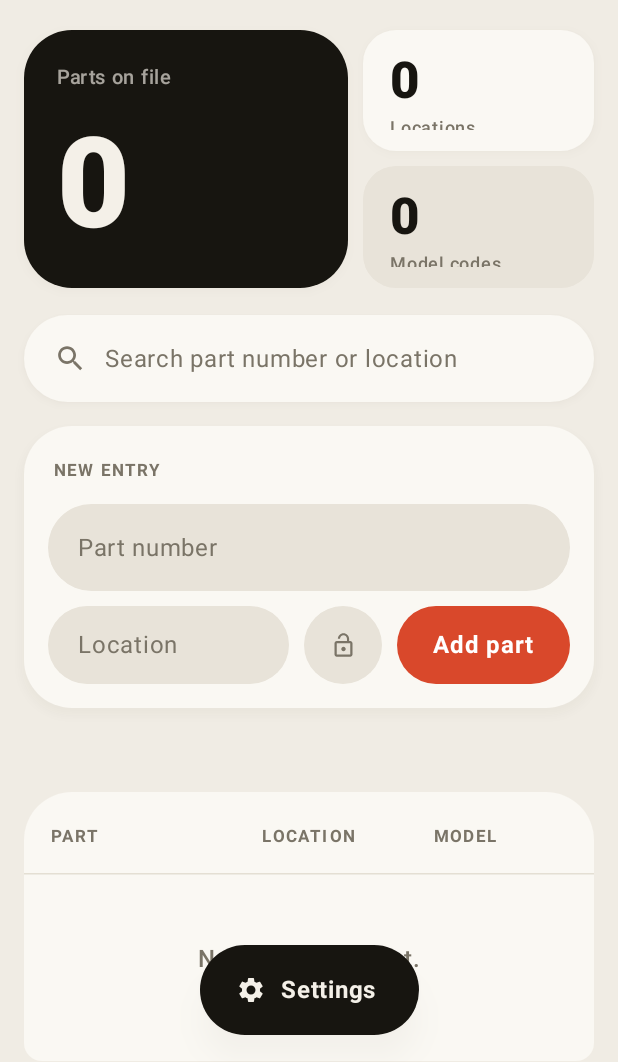
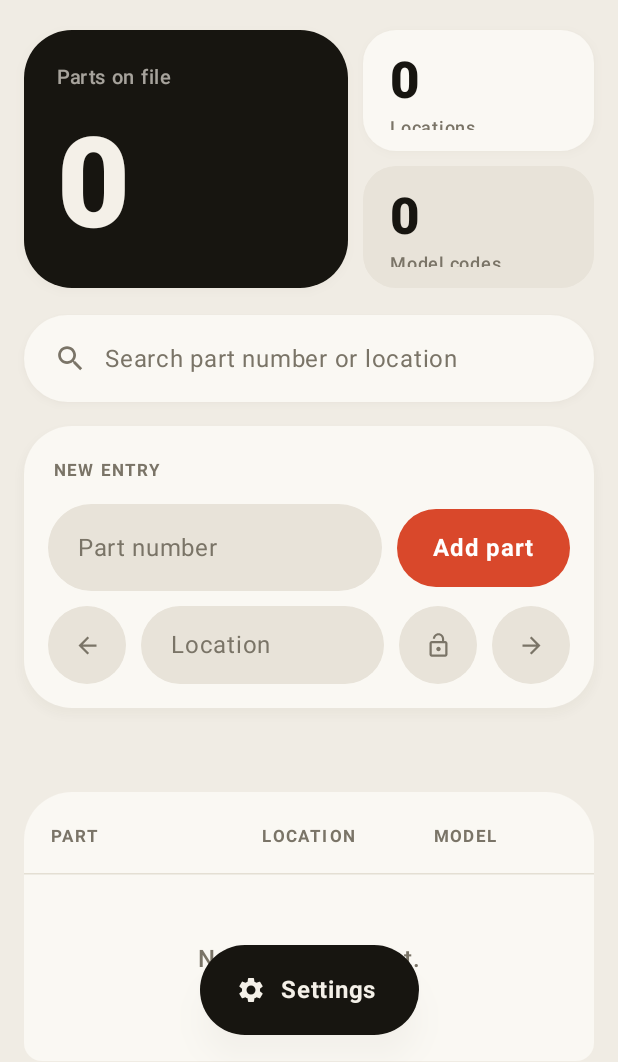
Before and after one commit to abhim5yu/partly-2, an Android app built with Jetpack Compose: the screen it shows after launch (MainActivity), on a phone screen of 412 x 824 dp, the part 174-1236 px from its top. Run offline under Robolectric (Android 15) with nearby library versions, the phone set to English and light mode, and no system bars.

Commit message:
Move Add part next to Part number; add prev/next location arrows around the Location field

```diff
--- a/app/src/main/java/com/partspicker/app/MainScreen.kt
+++ b/app/src/main/java/com/partspicker/app/MainScreen.kt
@@ -26,6 +26,7 @@ import androidx.compose.foundation.shape.CircleShape
 import androidx.compose.foundation.shape.RoundedCornerShape
 import androidx.compose.foundation.verticalScroll
 import androidx.compose.material.icons.Icons
+import androidx.compose.material.icons.automirrored.filled.ArrowBack
 import androidx.compose.material.icons.automirrored.filled.ArrowForward
 import androidx.compose.material.icons.filled.Lock
 import androidx.compose.material.icons.filled.LockOpen
@@ -350,11 +351,12 @@ private fun EntryCard(vm: PartsViewModel, partFocus: FocusRequester) {
         ) {
             SectionLabel("New entry", Modifier.padding(horizontal = 4.dp))
 
+            Row(verticalAlignment = Alignment.CenterVertically, horizontalArrangement = Arrangement.spacedBy(10.dp)) {
                 PillField(
                     value = vm.partNumberInput,
                     onValueChange = { vm.partNumberInput = it },
                     placeholder = "Part number",
-                modifier = Modifier.fillMaxWidth(),
+                    modifier = Modifier.weight(1f),
                     height = 58.dp,
                     mono = true,
                     fontSize = 20.sp,
@@ -365,8 +367,18 @@ private fun EntryCard(vm: PartsViewModel, partFocus: FocusRequester) {
                     },
                     focusRequester = partFocus
                 )
+                PillButton("Add part", onClick = { vm.addPart() })
+            }
 
             Row(verticalAlignment = Alignment.CenterVertically, horizontalArrangement = Arrangement.spacedBy(10.dp)) {
+                IconBtn(
+                    icon = Icons.AutoMirrored.Filled.ArrowBack,
+                    desc = "Previous location",
+                    onClick = { vm.stepLocationPrev() },
+                    tint = c.muted,
+                    background = c.surface2,
+                    size = 52.dp
+                )
                 PillField(
                     value = vm.locationInput,
                     onValueChange = { vm.locationInput = it; dismissed = false },
@@ -385,7 +397,14 @@ private fun EntryCard(vm: PartsViewModel, partFocus: FocusRequester) {
                     background = if (vm.locationLocked) c.accent else c.surface2,
                     size = 52.dp
                 )
-                PillButton("Add part", onClick = { vm.addPart() })
+                IconBtn(
+                    icon = Icons.AutoMirrored.Filled.ArrowForward,
+                    desc = "Next location",
+                    onClick = { vm.stepLocationNext() },
+                    tint = c.muted,
+                    background = c.surface2,
+                    size = 52.dp
+                )
             }
 
             StatusText(vm.formError, c.error)
```
Lines whose indentation alone changed are shown as unchanged.
